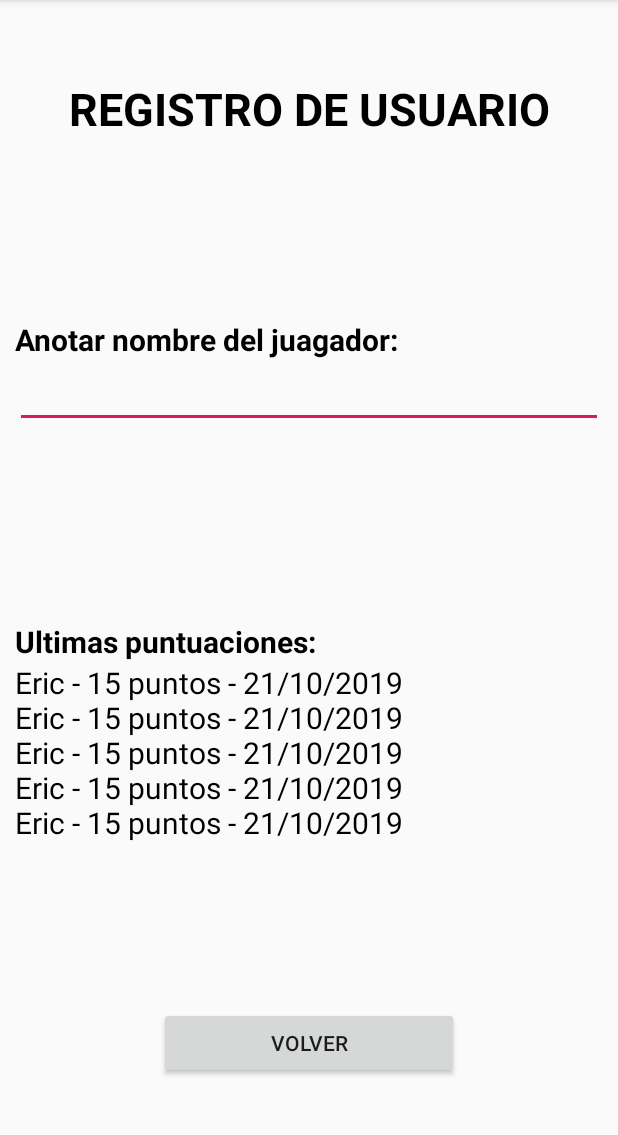
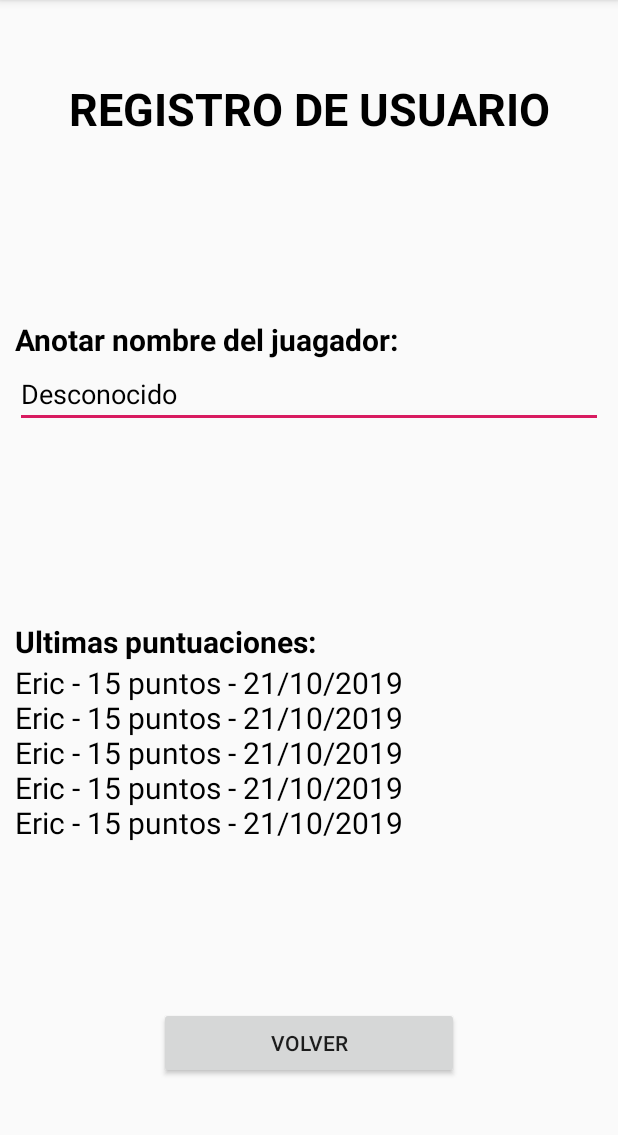
Before and after one commit to Reizeen/Ahorcado, an Android app: the screen it shows after launch (RegisterUsers), after a tap on "REGISTRAR", on a phone screen of 412 x 824 dp, the part 84-1219 px from its top. Run offline under Robolectric (Android 15) with nearby library versions, the phone set to English and light mode, and no system bars.

Commit message:
Version 4 Adaptacion de paquetes

```diff
--- a/app/src/main/AndroidManifest.xml
+++ b/app/src/main/AndroidManifest.xml
@@ -9,14 +9,14 @@
         android:roundIcon="@mipmap/ic_launcher_round"
         android:supportsRtl="true"
         android:theme="@style/AppTheme">
-        <activity android:name=".MainActivity">
+        <activity android:name=".controllers.MainActivity">
             <intent-filter>
                 <action android:name="android.intent.action.MAIN" />
                 <category android:name="android.intent.category.LAUNCHER" />
             </intent-filter>
         </activity>
-        <activity android:name=".Options"/>
-        <activity android:name=".RegisterUsers"/>
+        <activity android:name=".controllers.Options"/>
+        <activity android:name=".controllers.RegisterUsers"/>
     </application>
 
 </manifest>
--- a/app/src/main/java/com/example/ahorcado/RegisterUsers.java
+++ /dev/null
@@ -1,32 +0,0 @@
-package com.example.ahorcado;
-
-import androidx.appcompat.app.AppCompatActivity;
-
-import android.content.Intent;
-import android.os.Bundle;
-import android.util.Log;
-import android.view.View;
-import android.widget.EditText;
-
-public class RegisterUsers extends AppCompatActivity {
-
-    EditText name;
-
-    @Override
-    protected void onCreate(Bundle savedInstanceState) {
-        super.onCreate(savedInstanceState);
-        setContentView(R.layout.activity_register_users);
-
-        name = findViewById(R.id.idRegisterUser);
-    }
-
-    public void onClickVolver(View view){
-        Intent intencion = new Intent(RegisterUsers.this, MainActivity.class);
-        if (!name.getText().toString().isEmpty()){
-            Bundle datos = new Bundle();
-            datos.putString("user", name.getText().toString());
-            intencion.putExtras(datos);
-        }
-        startActivity(intencion);
-    }
-}
--- a/app/src/main/java/com/example/ahorcado/MainActivity.java
+++ b/app/src/main/java/com/example/ahorcado/controllers/MainActivity.java
@@ -1,4 +1,4 @@
-package com.example.ahorcado;
+package com.example.ahorcado.controllers;
 
 import androidx.appcompat.app.AppCompatActivity;
 
@@ -6,14 +6,15 @@ import android.content.Context;
 import android.content.Intent;
 import android.content.SharedPreferences;
 import android.os.Bundle;
-import android.util.Log;
 import android.view.View;
-import android.widget.AdapterViewAnimator;
 import android.widget.ArrayAdapter;
 import android.widget.Button;
-import android.widget.ImageView;
 import android.widget.Spinner;
 import android.widget.TextView;
+
+import com.example.ahorcado.R;
+
+import java.util.ArrayList;
 
 public class MainActivity extends AppCompatActivity {
 
@@ -27,10 +28,12 @@ public class MainActivity extends AppCompatActivity {
     Button botonFinalizar;
     Button botonOpciones;
     Button botonRegistrar;
-    String[] listaPalabras;
+
+    ArrayList<Character> listaLetras;
+    String userName;
     int vidas;
     boolean comodin;
-    String userName;
+
 
 
     @Override
@@ -49,30 +52,38 @@ public class MainActivity extends AppCompatActivity {
 
         // Spinner de Letras
         letras = findViewById(R.id.spinnerLetras);
-        ArrayAdapter<CharSequence> adapter = ArrayAdapter.createFromResource(this,
-                R.array.listaLetras, android.R.layout.simple_spinner_item);
-        letras.setAdapter(adapter);
+        cargarSpinnerLetras();
 
         // Spinner de posicion NO TERMINADO
         posicion = findViewById(R.id.spinnerPosicion);
         /*ArrayAdapter adapterPosuicion
         posicion.setAdapter();*/
 
-        listaPalabras = getResources().getStringArray(R.array.listaPalabras);
+        userName = "Desconocido";
+        // Cargar el archivo de preferencias
+        cargarPreferencias();
 
         // Desactivar botones hasta que no se inicie el juego NO TERMINADO
         botonJugar.setEnabled(false);
         botonFinalizar.setEnabled(false);
-
-        // Cargar el archivo de preferencias
-        cargarPreferencias();
     }
 
     // Actualizar el nivel de vidas desde el archivo de Preferencias.
     public void cargarPreferencias(){
         SharedPreferences preferences = getSharedPreferences("infoApp", Context.MODE_PRIVATE);
-        vidas = preferences.getInt("nivelVidas", 0); // Se marca 0, si no existe el archivo de preferencias
+        vidas = preferences.getInt("nivelVidas", 10); // Se marca 0, si no existe el archivo de preferencias
+        userName = preferences.getString("nameUser", "Desconocido");
         textVidas.setText(String.valueOf(vidas));
+    }
+
+    public void cargarSpinnerLetras(){
+        listaLetras = new ArrayList<>();
+        listaLetras.add(' ');
+        listaLetras.add((char)209);
+        for (char x = 65; x <= 90; x++)
+            listaLetras.add(x);
+        ArrayAdapter<CharSequence> adapterLetras = new ArrayAdapter(this, android.R.layout.simple_spinner_item, listaLetras);
+        letras.setAdapter(adapterLetras);
     }
 
     // Llevar a la Actividad Options las opciones actuales del juego
@@ -84,6 +95,11 @@ public class MainActivity extends AppCompatActivity {
         startActivityForResult(intencion, 102);
     }
 
+    public void onClickRegister(View view){
+        Intent intencion = new Intent(MainActivity.this, RegisterUsers.class);
+        startActivity(intencion);
+    }
+
     // Actualizar las opciones del juego
     public void onActivityResult(int requestCode, int resultCode, Intent code){
         if (requestCode == 102 && resultCode == RESULT_OK){
@@ -92,9 +108,4 @@ public class MainActivity extends AppCompatActivity {
             cargarPreferencias(); // Actualizamos de nuevo las Preferencias
         }
     }
-
-    public void onClickRegister(View view){
-        Intent intencion = new Intent(MainActivity.this, RegisterUsers.class);
-        startActivity(intencion);
-    }
 }
--- /dev/null
+++ b/app/src/main/java/com/example/ahorcado/controllers/RegisterUsers.java
@@ -0,0 +1,43 @@
+package com.example.ahorcado.controllers;
+
+import androidx.appcompat.app.AppCompatActivity;
+
+import android.content.Context;
+import android.content.SharedPreferences;
+import android.os.Bundle;
+import android.view.View;
+import android.widget.EditText;
+
+import com.example.ahorcado.R;
+
+public class RegisterUsers extends AppCompatActivity {
+
+    EditText name;
+
+    @Override
+    protected void onCreate(Bundle savedInstanceState) {
+        super.onCreate(savedInstanceState);
+        setContentView(R.layout.activity_register_users);
+
+        name = findViewById(R.id.editNameUser);
+        cargarPreferencias();
+    }
+
+    public void onClickVolver(View view){
+        guardarPreferencias();
+        finish();
+    }
+
+    public void cargarPreferencias(){
+        SharedPreferences preferences = getSharedPreferences("infoApp", Context.MODE_PRIVATE);
+        SharedPreferences.Editor editor = preferences.edit();
+        name.setText(preferences.getString("nameUser", "Desconocido"));
+    }
+
+    public void guardarPreferencias(){
+        SharedPreferences preferences = getSharedPreferences("infoApp", Context.MODE_PRIVATE);
+        SharedPreferences.Editor editor = preferences.edit();
+        editor.putString("nameUser", name.getText().toString());
+        editor.commit();
+    }
+}
--- a/app/src/main/res/layout-land/activity_main.xml
+++ b/app/src/main/res/layout-land/activity_main.xml
@@ -4,7 +4,7 @@
     xmlns:tools="http://schemas.android.com/tools"
     android:layout_width="match_parent"
     android:layout_height="match_parent"
-    tools:context=".MainActivity">
+    tools:context=".controllers.MainActivity">
 
     <LinearLayout
         android:layout_width="match_parent"
--- a/app/src/main/res/layout-land/activity_options.xml
+++ b/app/src/main/res/layout-land/activity_options.xml
@@ -4,7 +4,7 @@
     xmlns:tools="http://schemas.android.com/tools"
     android:layout_width="match_parent"
     android:layout_height="match_parent"
-    tools:context=".Options">
+    tools:context=".controllers.Options">
 
 
 
--- a/app/src/main/res/layout/activity_main.xml
+++ b/app/src/main/res/layout/activity_main.xml
@@ -4,7 +4,7 @@
     xmlns:tools="http://schemas.android.com/tools"
     android:layout_width="match_parent"
     android:layout_height="match_parent"
-    tools:context=".MainActivity">
+    tools:context=".controllers.MainActivity">
 
     <LinearLayout
         android:layout_width="match_parent"
--- a/app/src/main/res/layout/activity_options.xml
+++ b/app/src/main/res/layout/activity_options.xml
@@ -4,7 +4,7 @@
     xmlns:tools="http://schemas.android.com/tools"
     android:layout_width="match_parent"
     android:layout_height="match_parent"
-    tools:context=".Options">
+    tools:context=".controllers.Options">
 
 
 
--- a/app/src/main/res/layout/activity_register_users.xml
+++ b/app/src/main/res/layout/activity_register_users.xml
@@ -4,7 +4,7 @@
     xmlns:tools="http://schemas.android.com/tools"
     android:layout_width="match_parent"
     android:layout_height="match_parent"
-    tools:context=".RegisterUsers">
+    tools:context=".controllers.RegisterUsers">
 
     <LinearLayout
         android:layout_width="match_parent"
@@ -48,7 +48,7 @@
                 android:textStyle="bold" />
 
             <EditText
-                android:id="@+id/idRegisterUser"
+                android:id="@+id/editNameUser"
                 android:layout_width="match_parent"
                 android:layout_height="wrap_content"
                 android:ems="10"
--- a/app/src/main/res/values/strings.xml
+++ b/app/src/main/res/values/strings.xml
@@ -1,46 +1,3 @@
 <resources>
     <string name="app_name">Ahorcado</string>
-    <string-array name="listaLetras">
-        <item></item>
-        <item>*</item>
-        <item>A</item>
-        <item>B</item>
-        <item>C</item>
-        <item>D</item>
-        <item>E</item>
-        <item>F</item>
-        <item>G</item>
-        <item>H</item>
-        <item>I</item>
-        <item>J</item>
-        <item>K</item>
-        <item>L</item>
-        <item>M</item>
-        <item>N</item>
-        <item>Ñ</item>
-        <item>O</item>
-        <item>P</item>
-        <item>Q</item>
-        <item>R</item>
-        <item>S</item>
-        <item>T</item>
-        <item>U</item>
-        <item>V</item>
-        <item>W</item>
-        <item>X</item>
-        <item>Y</item>
-        <item>Z</item>
-    </string-array>
-
-    <string-array name="listaPalabras">
-        <item>PELOTA</item>
-        <item>CORAZON</item>
-        <item>ORDENADOR</item>
-        <item>COCHE</item>
-        <item>COLEGIO</item>
-        <item>ARBOL</item>
-        <item>FUTBOL</item>
-        <item>BAILAR</item>
-    </string-array>
-
 </resources>
```
Also changed, not shown: app/src/main/java/com/example/ahorcado/controllers/Options.java (renamed from app/src/main/java/com/example/ahorcado/Options.java, +15 -14 lines).
